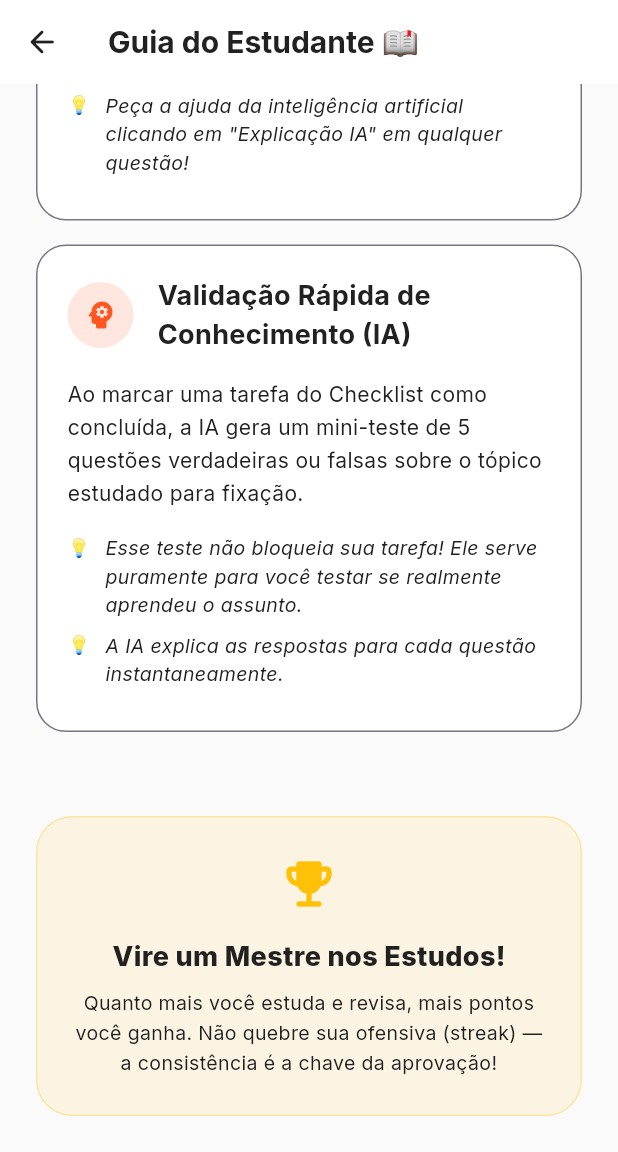
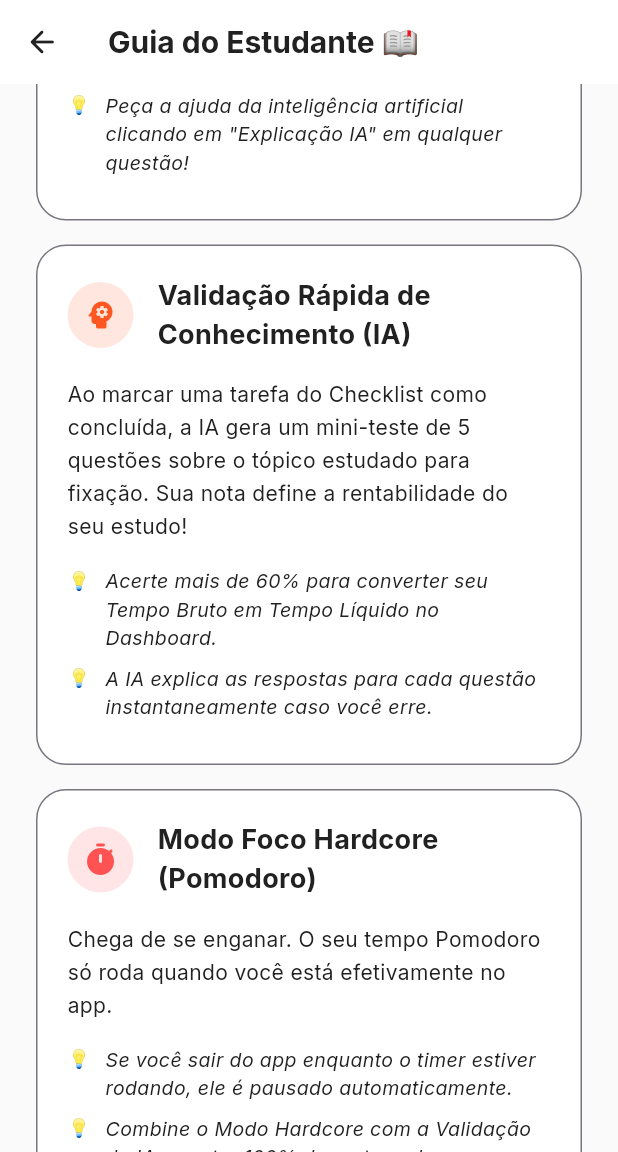
Before and after one commit to leaovictor/studyops, a Flutter app: the ManualScreen screen opened by its route, scrolled down 3365 dp, on a phone screen of 412 x 824 dp, the part 84-1236 px from its top. Run offline on Flutter 3.47's test engine with Material 3 defaults, Android fonts, the phone set to English and light mode, and no system bars; our stand-ins replace audioplayers, cloud_firestore, confetti, file_picker, firebase_auth, firebase_core and 10 more; missing offline and left inert: dart_openai, el_tooltip, fsrs; accounts and stored records are empty.

Commit message:
feat: introduce `ManualScreen` to provide a comprehensive student guide for app features.

```diff
--- a/lib/screens/manual_screen.dart
+++ b/lib/screens/manual_screen.dart
@@ -151,12 +151,23 @@ class ManualScreen extends StatelessWidget {
                 const _ManualCard(
                   title: 'Validação Rápida de Conhecimento (IA)',
                   description:
-                      'Ao marcar uma tarefa do Checklist como concluída, a IA gera um mini-teste de 5 questões verdadeiras ou falsas sobre o tópico estudado para fixação.',
+                      'Ao marcar uma tarefa do Checklist como concluída, a IA gera um mini-teste de 5 questões sobre o tópico estudado para fixação. Sua nota define a rentabilidade do seu estudo!',
                   icon: Icons.psychology_rounded,
                   color: Colors.deepOrange,
                   tips: [
-                    'Esse teste não bloqueia sua tarefa! Ele serve puramente para você testar se realmente aprendeu o assunto.',
-                    'A IA explica as respostas para cada questão instantaneamente.'
+                    'Acerte mais de 60% para converter seu Tempo Bruto em Tempo Líquido no Dashboard.',
+                    'A IA explica as respostas para cada questão instantaneamente caso você erre.'
+                  ],
+                ),
+                const _ManualCard(
+                  title: 'Modo Foco Hardcore (Pomodoro)',
+                  description:
+                      'Chega de se enganar. O seu tempo Pomodoro só roda quando você está efetivamente no app.',
+                  icon: Icons.timer_rounded,
+                  color: Colors.redAccent,
+                  tips: [
+                    'Se você sair do app enquanto o timer estiver rodando, ele é pausado automaticamente.',
+                    'Combine o Modo Hardcore com a Validação da IA para ter 100% de certeza do seu rendimento.'
                   ],
                 ),
                 const SizedBox(height: 40),
```
